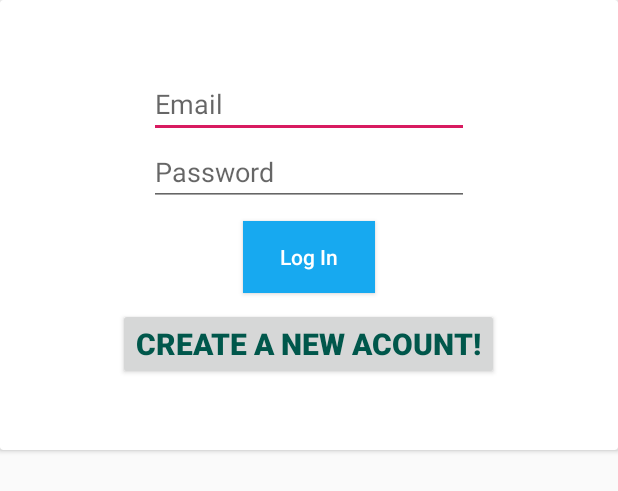
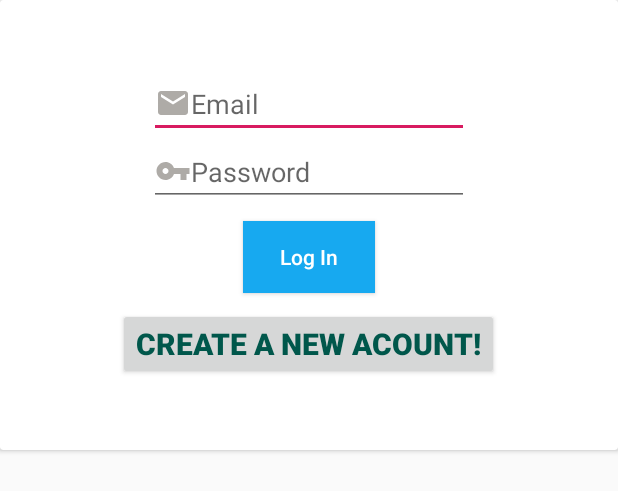
Before and after one commit to aakashe502/DoorStep, an Android app: the layout activity_main.xml on its own in the app's theme, with its tools: preview values and no code run, on a phone screen of 412 x 824 dp. Shown: the top 491 px of the screen. Run offline under Robolectric (Android 15) with nearby library versions, the phone set to English and light mode, and no system bars.

```diff
--- /dev/null
+++ b/app/src/main/res/drawable/emailicon4.xml
@@ -0,0 +1,5 @@
+<vector android:height="24dp" android:tint="#AEABA7"
+    android:viewportHeight="24" android:viewportWidth="24"
+    android:width="24dp" xmlns:android="http://schemas.android.com/apk/res/android">
+    <path android:fillColor="@android:color/white" android:pathData="M20,4L4,4c-1.1,0 -1.99,0.9 -1.99,2L2,18c0,1.1 0.9,2 2,2h16c1.1,0 2,-0.9 2,-2L22,6c0,-1.1 -0.9,-2 -2,-2zM20,8l-8,5 -8,-5L4,6l8,5 8,-5v2z"/>
+</vector>
--- /dev/null
+++ b/app/src/main/res/drawable/passicon.xml
@@ -0,0 +1,5 @@
+<vector android:height="24dp" android:tint="#AEABA7"
+    android:viewportHeight="24" android:viewportWidth="24"
+    android:width="24dp" xmlns:android="http://schemas.android.com/apk/res/android">
+    <path android:fillColor="@android:color/white" android:pathData="M12.65,10C11.83,7.67 9.61,6 7,6c-3.31,0 -6,2.69 -6,6s2.69,6 6,6c2.61,0 4.83,-1.67 5.65,-4H17v4h4v-4h2v-4H12.65zM7,14c-1.1,0 -2,-0.9 -2,-2s0.9,-2 2,-2 2,0.9 2,2 -0.9,2 -2,2z"/>
+</vector>
--- /dev/null
+++ b/app/src/main/res/drawable/personicon.xml
@@ -0,0 +1,5 @@
+<vector android:height="24dp" android:tint="#AEABA7"
+    android:viewportHeight="24" android:viewportWidth="24"
+    android:width="24dp" xmlns:android="http://schemas.android.com/apk/res/android">
+    <path android:fillColor="@android:color/white" android:pathData="M12,12c2.21,0 4,-1.79 4,-4s-1.79,-4 -4,-4 -4,1.79 -4,4 1.79,4 4,4zM12,14c-2.67,0 -8,1.34 -8,4v2h16v-2c0,-2.66 -5.33,-4 -8,-4z"/>
+</vector>
--- /dev/null
+++ b/app/src/main/res/drawable/phoneicon.xml
@@ -0,0 +1,5 @@
+<vector android:height="24dp" android:tint="#AEABA7"
+    android:viewportHeight="24" android:viewportWidth="24"
+    android:width="24dp" xmlns:android="http://schemas.android.com/apk/res/android">
+    <path android:fillColor="@android:color/white" android:pathData="M6.62,10.79c1.44,2.83 3.76,5.14 6.59,6.59l2.2,-2.2c0.27,-0.27 0.67,-0.36 1.02,-0.24 1.12,0.37 2.33,0.57 3.57,0.57 0.55,0 1,0.45 1,1V20c0,0.55 -0.45,1 -1,1 -9.39,0 -17,-7.61 -17,-17 0,-0.55 0.45,-1 1,-1h3.5c0.55,0 1,0.45 1,1 0,1.25 0.2,2.45 0.57,3.57 0.11,0.35 0.03,0.74 -0.25,1.02l-2.2,2.2z"/>
+</vector>
--- a/app/src/main/res/layout/activity_main.xml
+++ b/app/src/main/res/layout/activity_main.xml
@@ -2,48 +2,51 @@
 <androidx.cardview.widget.CardView xmlns:android="http://schemas.android.com/apk/res/android"
     android:layout_width="match_parent"
     android:layout_height="wrap_content">
+
     <LinearLayout
         android:layout_width="match_parent"
         android:layout_height="300dp"
         android:gravity="center"
         android:orientation="vertical">
+
         <EditText
             android:id="@+id/etemail"
             android:layout_width="wrap_content"
             android:layout_height="wrap_content"
+            android:drawableStart="@drawable/emailicon4"
             android:ems="10"
             android:hint="Email"
-
-            android:inputType="textEmailAddress"
-            />
+            android:inputType="textEmailAddress" />
 
         <EditText
             android:id="@+id/mypass"
             android:layout_width="wrap_content"
             android:layout_height="wrap_content"
+            android:drawableStart="@drawable/passicon"
             android:ems="10"
             android:hint="Password"
-            android:inputType="textPassword"
-            />
+            android:inputType="textPassword" />
+
         <Button
             android:id="@+id/btnlogin"
-            android:textAllCaps="false"
+            android:layout_width="wrap_content"
+            android:layout_height="wrap_content"
             android:layout_marginTop="10dp"
-            android:textColor="#fff"
             android:background="#17A9F0"
             android:text="Log In"
-            android:layout_width="wrap_content"
-            android:layout_height="wrap_content"/>
+            android:textAllCaps="false"
+            android:textColor="#fff" />
+
         <Button
             android:id="@+id/createnewac"
+            android:layout_width="wrap_content"
+            android:layout_height="wrap_content"
+            android:layout_gravity="center"
             android:layout_marginTop="10dp"
+            android:text="Create a new Acount!"
+            android:textColor="@color/colorPrimaryDark"
             android:textSize="20sp"
-            android:textStyle="bold"
-            android:textColor="@color/colorPrimaryDark"
-            android:layout_gravity="center"
-            android:text="Create a new Acount!"
-            android:layout_width="wrap_content"
-            android:layout_height="wrap_content"/>
+            android:textStyle="bold" />
     </LinearLayout>
 
 </androidx.cardview.widget.CardView>
--- a/app/src/main/res/menu/menu.xml
+++ b/app/src/main/res/menu/menu.xml
@@ -41,6 +41,11 @@
 
                     android:id="@+id/support"
                     />
+                <item
+                    android:title="Logout"
+
+                    android:id="@+id/logout"
+                    />
             </group>
         </menu>
     </item>
```
Also changed, not shown: app/src/main/AndroidManifest.xml (+7 -6 lines), app/src/main/java/com/hadIt/doorstep/LoginActivity.java (+50 -2 lines), app/src/main/java/com/hadIt/doorstep/SaveDetailsToFirestore.java (+25 -64 lines), app/src/main/java/com/hadIt/doorstep/ui/home/HomeFragment.java (+8 -3 lines), app/src/main/res/layout/activity_save_details_to_firestore.xml (+6 -2 lines).
